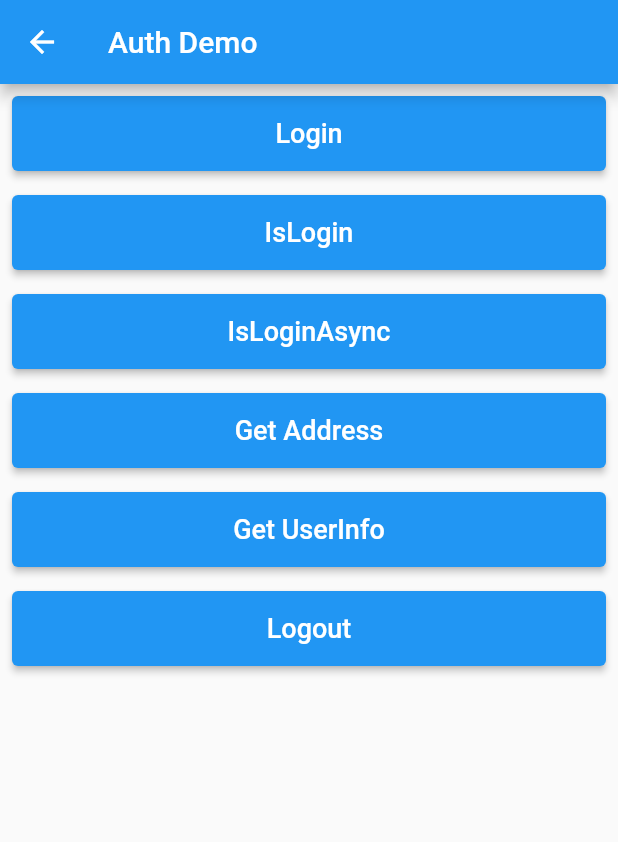
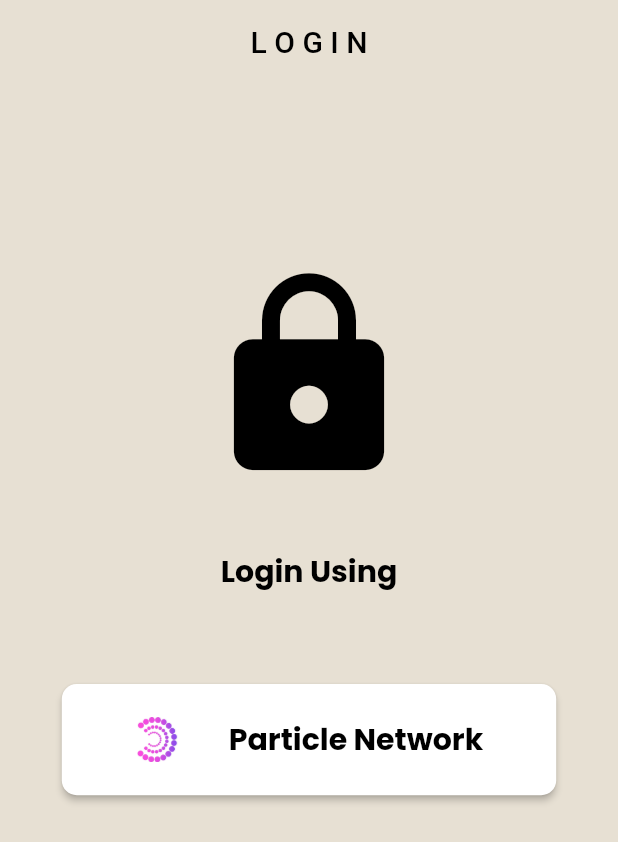
Before and after one commit to mehuldadlani/GateBounty, a Flutter app: the AuthDemoPage screen opened directly, on a phone screen of 412 x 824 dp. Shown: the top 842 px of the screen. Run offline on Flutter 3.47's test engine with Material 2 defaults, Android fonts, the phone set to English and light mode, and no system bars; drawn by our look-alikes of oktoast; our stand-ins replace animated_splash_screen, google_fonts, google_nav_bar, page_transition; missing offline and left inert: particle_auth; accounts and stored records are empty.

Commit message:
UI Changes

```diff
--- a/lib/auth_demo/auth_demo.dart
+++ b/lib/auth_demo/auth_demo.dart
@@ -1,6 +1,9 @@
 import 'package:flutter/material.dart';
+import 'package:google_fonts/google_fonts.dart';
 import 'package:particle_auth/particle_auth.dart';
 import 'package:temp/auth_demo/auth_logic.dart';
+import 'package:temp/screens/dao_page.dart';
+import 'package:temp/screens/home_page.dart';
 
 class AuthDemoPage extends StatefulWidget {
   const AuthDemoPage({Key? key}) : super(key: key);
@@ -12,6 +15,7 @@ class AuthDemoPage extends StatefulWidget {
 }
 
 class AuthDemoPageState extends State<AuthDemoPage> {
+  bool loginSuccess = false;
 
   @override
   initState() {
@@ -20,92 +24,114 @@ class AuthDemoPageState extends State<AuthDemoPage> {
     AuthLogic.init(Env.dev);
   }
 
+void handleLogin() async {
+  await AuthLogic.login();
+
+  bool isLoggedIn = await AuthLogic.isLoginAsync();
+  if (isLoggedIn) {
+    setState(() {
+      loginSuccess = true;
+    });
+    Navigator.push(
+      context,
+      MaterialPageRoute(builder: (context) => HomePage()),
+    );
+  } else {
+    showDialog(
+      context: context,
+      builder: (context) => AlertDialog(
+        title: Text("Login Unsuccessful"),
+        content: Text("Please try again."),
+        actions: [
+          ElevatedButton(
+            onPressed: () {
+              Navigator.pop(context); // Close the dialog
+            },
+            child: Text("OK"),
+          ),
+        ],
+      ),
+    );
+  }
+}
+
   @override
   Widget build(BuildContext context) {
+    var size = MediaQuery.of(context).size;
+    var height = size.height;
+    var width = size.width;
+
     return Scaffold(
+      backgroundColor: const Color(0xffE7E0D3),
       appBar: AppBar(
-        title: const Text("Auth Demo"),
+        automaticallyImplyLeading: false,
+        elevation: 0,
+        title: const Text(
+          "L O G I N",
+          style: TextStyle(color: Colors.black, fontSize: 20),
+        ),
+        centerTitle: true,
+        backgroundColor: const Color(0xffE7E0D3),
       ),
       body: SingleChildScrollView(
         child: Column(
           children: <Widget>[
             Padding(
-              padding: const EdgeInsets.all(8.0),
-              child: SizedBox(
-                width: double.infinity,
-                height: 50,
-                child: ElevatedButton(
-                    onPressed: () => {AuthLogic.login()},
-                    child: const Text(
-                      "Login",
-                      style: TextStyle(fontSize: 18),
-                    )),
+              padding: const EdgeInsets.only(top: 120),
+              child: Center(
+                child: Icon(
+                  Icons.lock,
+                  size: 150,
+                  color: Colors.black,
                 ),
               ),
-            Padding(
-              padding: const EdgeInsets.all(8.0),
-              child: SizedBox(
-                width: double.infinity,
-                height: 50,
-                child: ElevatedButton(
-                    onPressed: () => {AuthLogic.isLogin()},
-                    child: const Text(
-                      "IsLogin",
-                      style: TextStyle(fontSize: 18),
-                    )),
+            ),
+            SizedBox(
+              height: 40,
+            ),
+            Text(
+              "Login Using",
+              style: TextStyle(
+                color: Colors.black,
+                fontSize: 20,
+                fontFamily: GoogleFonts.poppins().fontFamily,
+                fontWeight: FontWeight.bold,
               ),
             ),
-            Padding(
-              padding: const EdgeInsets.all(8.0),
-              child: SizedBox(
-                width: double.infinity,
-                height: 50,
+            SizedBox(
+              height: 60,
+            ),
+            Container(
+              height: height * 0.09,
+              width: width * 0.8,
               child: ElevatedButton(
-                    onPressed: () => {AuthLogic.isLoginAsync()},
-                    child: const Text(
-                      "IsLoginAsync",
-                      style: TextStyle(fontSize: 18),
-                    )),
+                onPressed: () => handleLogin(),
+                style: ButtonStyle(
+                  backgroundColor: MaterialStateProperty.all(Colors.white),
+                  shape: MaterialStateProperty.all<RoundedRectangleBorder>(
+                    RoundedRectangleBorder(
+                      borderRadius: BorderRadius.circular(10),
                     ),
                   ),
-
-            Padding(
-              padding: const EdgeInsets.all(8.0),
-              child: SizedBox(
-                width: double.infinity,
-                height: 50,
-                child: ElevatedButton(
-                    onPressed: () => {AuthLogic.getAddress()},
-                    child: const Text(
-                      "Get Address",
-                      style: TextStyle(fontSize: 18),
-                    )),
+                ),
+                child: Row(
+                  mainAxisAlignment: MainAxisAlignment.spaceEvenly,
+                  children: [
+                    Image.asset(
+                      'assets/particle.png',
+                      height: 30,
+                    ),
+                    Text(
+                      "Particle Network",
+                      style: TextStyle(
+                        color: Colors.black,
+                        fontSize: 20,
+                        fontFamily: GoogleFonts.poppins().fontFamily,
+                        fontWeight: FontWeight.bold,
                       ),
                     ),
-            Padding(
-              padding: const EdgeInsets.all(8.0),
-              child: SizedBox(
-                width: double.infinity,
-                height: 50,
-                child: ElevatedButton(
-                    onPressed: () => {AuthLogic.getUserInfo()},
-                    child: const Text(
-                      "Get UserInfo",
-                      style: TextStyle(fontSize: 18),
-                    )),
+                  ],
                 ),
-            ),
-            Padding(
-              padding: const EdgeInsets.all(8.0),
-              child: SizedBox(
-                width: double.infinity,
-                height: 50,
-                child: ElevatedButton(
-                    onPressed: () => {AuthLogic.logout()},
-                    child: const Text(
-                      "Logout",
-                      style: TextStyle(fontSize: 18),
-                    )),
               ),
             ),
           ],
--- a/lib/auth_demo/auth_logic.dart
+++ b/lib/auth_demo/auth_logic.dart
@@ -1,26 +1,59 @@
 import 'dart:convert';
 import 'dart:developer';
+
 import 'package:flutter/foundation.dart';
-import 'package:flutter/widgets.dart';
+import 'package:flutter/material.dart';
 import 'package:oktoast/oktoast.dart';
 import 'package:particle_auth/particle_auth.dart';
 
+class User {
+  final String id;
+  final String phone;
+  final bool hasSetMasterPassword;
+  final bool hasSetPaymentPassword;
+  final String token;
+  final String updatedAt;
+  final String uuid;
+  final List<Map<String, dynamic>> wallets;
 
+  User({
+    required this.id,
+    required this.phone,
+    required this.hasSetMasterPassword,
+    required this.hasSetPaymentPassword,
+    required this.token,
+    required this.updatedAt,
+    required this.uuid,
+    required this.wallets,
+  });
+
+  factory User.fromJson(Map<String, dynamic> json) {
+    return User(
+      id: json['id'].toString(),
+      phone: json['phone'],
+      hasSetMasterPassword: json['security_account']['has_set_master_password'],
+      hasSetPaymentPassword: json['security_account']['has_set_payment_password'],
+      token: json['token'],
+      updatedAt: json['updated_at'],
+      uuid: json['uuid'],
+      wallets: List<Map<String, dynamic>>.from(json['wallets']),
+    );
+  }
+}
 
 class AuthLogic {
   static late ChainInfo currChainInfo;
+  static User? currentUser;
 
   static void setChain() {
     currChainInfo = EthereumChain.goerli();
   }
 
   static void init(Env env) {
-    // Get your project id and client from dashboard, https://dashboard.particle.network
-    const projectId = "664ff688-36ad-4b5c-945b-938be5f3902e"; //772f7499-1d2e-40f4-8e2c-7b6dd47db9de
-    const clientK = "cQQNxlymxvOCt8Eku1BW5D6ZrHgroMBMg58rQBzJ"; //ctWeIc2UBA6sYTKJknT9cu9LBikF00fbk1vmQjsV
+    const projectId = "664ff688-36ad-4b5c-945b-938be5f3902e";
+    const clientK = "cQQNxlymxvOCt8Eku1BW5D6ZrHgroMBMg58rQBzJ";
     if (projectId.isEmpty || clientK.isEmpty) {
-      throw const FormatException(
-          'You need set project info, get your project id and client key from dashboard, https://dashboard.particle.network');
+      throw const FormatException('You need to set project info, get your project id and client key from the dashboard.');
     }
     ParticleInfo.set(projectId, clientK);
 
@@ -29,57 +62,69 @@ class AuthLogic {
 
   static String? evmPubAddress;
   static String? solPubAddress;
+  static String? publicAddress;
+  static String? chainName;
 
-  static void login() async {
+  static login() async {
     List<SupportAuthType> supportAuthType = <SupportAuthType>[];
     supportAuthType.add(SupportAuthType.google);
     supportAuthType.add(SupportAuthType.email);
-    String result = await ParticleAuth.login(
-        LoginType.phone, "", supportAuthType,
-        socialLoginPrompt: SocialLoginPrompt.select_account);
+    String result = await ParticleAuth.login(LoginType.phone, "", supportAuthType, socialLoginPrompt: SocialLoginPrompt.select_account);
 
-    if (jsonDecode(result)["status"] == true ||
-        jsonDecode(result)["status"] == 1) {
+    if (jsonDecode(result)["status"] == true || jsonDecode(result)["status"] == 1) {
       final userInfo = jsonDecode(result)["data"];
-      List<Map<String, dynamic>> wallets = (userInfo["wallets"] as List)
-          .map((dynamic e) => e as Map<String, dynamic>)
-          .toList();
+      currentUser = User.fromJson(userInfo);
+
+      List<Map<String, dynamic>> wallets = (userInfo["wallets"] as List).map((dynamic e) => e as Map<String, dynamic>).toList();
 
       for (var element in wallets) {
-        if (element["chainName"] == "solana") {
-          solPubAddress = element["publicAddress"];
-        } else if (element["chainName"] == "evm_chain") {
-          evmPubAddress = element["publicAddress"];
-        }
+      if (element["chain_name"] == "sol") {
+        solPubAddress = element["public_address"];
+      } else if (element["chain_name"] == "evm_chain") {
+        evmPubAddress = element["public_address"];
       }
+    }
+
+      if (solPubAddress != null) {
+        publicAddress = solPubAddress;
+        chainName = "Solana";
+      } else if (evmPubAddress != null) {
+        publicAddress = evmPubAddress;
+        chainName = "Ethereum";
+      } else {
+        publicAddress = null;
+        chainName = null;
+      }
+
       print("login: $userInfo");
-      showToast("login: $userInfo");
+      print("publicAddress: $publicAddress");
+      print("chainName: $chainName");
     } else {
       final error = RpcError.fromJson(jsonDecode(result)["data"]);
       print(error);
-      showToast("login: $error");
+      // showToast("login: $error");
     }
   }
 
-  static void isLogin() async {
+  static isLogin() async {
     bool result = await ParticleAuth.isLogin();
     showToast("isLogin: $result");
-    print("isLogin: $result");
+    // print("isLogin: $result");
   }
 
-  static void isLoginAsync() async {
+  static Future<bool> isLoginAsync() async {
     String result = await ParticleAuth.isLoginAsync();
-    print("isLoginAsync:$result");
-    if (jsonDecode(result)["status"] == true ||
-        jsonDecode(result)["status"] == 1) {
+    print("isLoginAsync: $result");
+    if (jsonDecode(result)["status"] == true || jsonDecode(result)["status"] == 1) {
       log("isLoginAsync: $result");
-      showToast("isLoginAsync: $result");
+      // showToast("isLoginAsync: $result");
+      return true;
     } else {
       print("isLoginAsync: $result");
-      showToast("isLoginAsync: $result");
+      // showToast("isLoginAsync: $result");
+      return false;
     }
   }
-
 
   static void getAddress() async {
     final address = await ParticleAuth.getAddress();
@@ -91,13 +136,9 @@ class AuthLogic {
     print("getUserInfo: $userInfo");
   }
 
-  static void logout() async {
+  static logout() async {
     String result = await ParticleAuth.logout();
     debugPrint("logout: $result");
-    showToast("logout: $result");
+    // showToast("logout: $result");
   }
-
-
-
-
 }
--- a/lib/main.dart
+++ b/lib/main.dart
@@ -1,10 +1,7 @@
 import 'package:flutter/material.dart';
 import 'package:oktoast/oktoast.dart';
 import 'package:temp/screens/home_page.dart';
-import 'package:temp/screens/login_page.dart';
 import 'package:temp/screens/splash_screen.dart';
-import 'package:temp/widgets/drawer_test.dart';
-
 void main() {
   runApp(const MyApp());
 }
@@ -16,7 +13,6 @@ class MyApp extends StatelessWidget {
   @override
   Widget build(BuildContext context) {
     return OKToast(
-      // 2-A: wrap your app with OKToast
       textStyle: const TextStyle(fontSize: 19.0, color: Colors.white),
       backgroundColor: Colors.black,
       animationCurve: Curves.easeIn,
@@ -24,7 +20,7 @@ class MyApp extends StatelessWidget {
       animationDuration: const Duration(milliseconds: 200),
       duration: const Duration(seconds: 5),
       child: MaterialApp(
-        home: const HomePage(),
+        home: const SplashScreen(),
       ),
     );
   }
--- a/lib/screens/home_page.dart
+++ b/lib/screens/home_page.dart
@@ -2,6 +2,7 @@ import 'package:flutter/material.dart';
 import 'package:google_nav_bar/google_nav_bar.dart';
 import 'package:temp/auth_demo/auth_demo.dart';
 import 'package:temp/screens/dao_page.dart';
+import 'package:temp/screens/profile_page.dart';
 import 'package:temp/widgets/my_drawer.dart';
 
 class HomePage extends StatefulWidget {
@@ -24,7 +25,7 @@ class _HomePageState extends State<HomePage> {
   final List <Widget> _pages =[
     const DaoPage(),
     const AuthDemoPage(),
-    const DaoPage(),
+    ProfilePage(),
     const DaoPage()
   ];
 
--- a/lib/screens/splash_screen.dart
+++ b/lib/screens/splash_screen.dart
@@ -12,7 +12,7 @@ class SplashScreen extends StatelessWidget {
     return AnimatedSplashScreen(
       splash: Column(
         children: [
-          Image.asset('assets/doge.jpg', height: 100,),
+          Image.asset('assets/particle.png', height: 100,),
         ],
       ),
       nextScreen: const AuthDemoPage(),
--- a/pubspec.yaml
+++ b/pubspec.yaml
@@ -45,6 +45,7 @@ dependencies:
   sliding_clipped_nav_bar: ^3.1.0+4
   google_nav_bar: ^5.0.6
   hidden_drawer_menu: ^3.0.1
+  shared_preferences: ^2.1.2
 
 dev_dependencies:
   flutter_test:
```
Also changed, not shown: lib/screens/login_page.dart (deleted, +0 -28 lines), lib/screens/profile_page.dart (added, +159 -0 lines), lib/widgets/my_drawer.dart (+19 -87 lines), assets/image1.png (added), assets/image2.png (added), assets/image3.png (added), assets/image4.png (added), assets/particle.png (added), lib/widgets/drawer_test.dart (deleted), pubspec.lock, 1 other file. Lines whose indentation alone changed are shown as unchanged.
